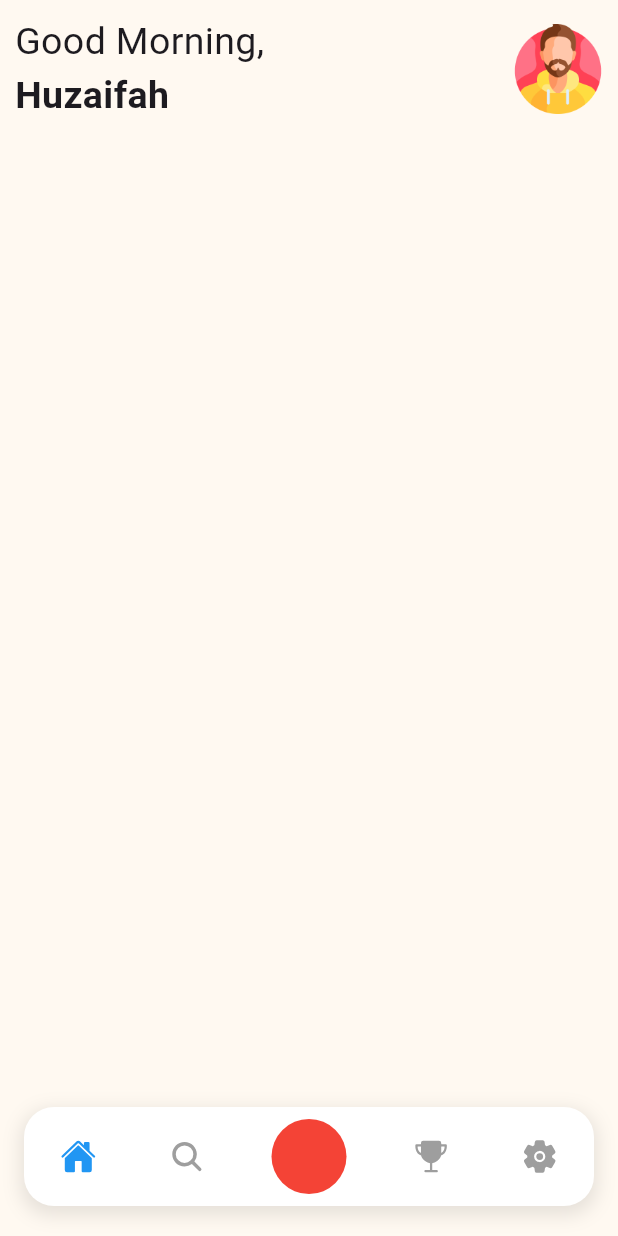
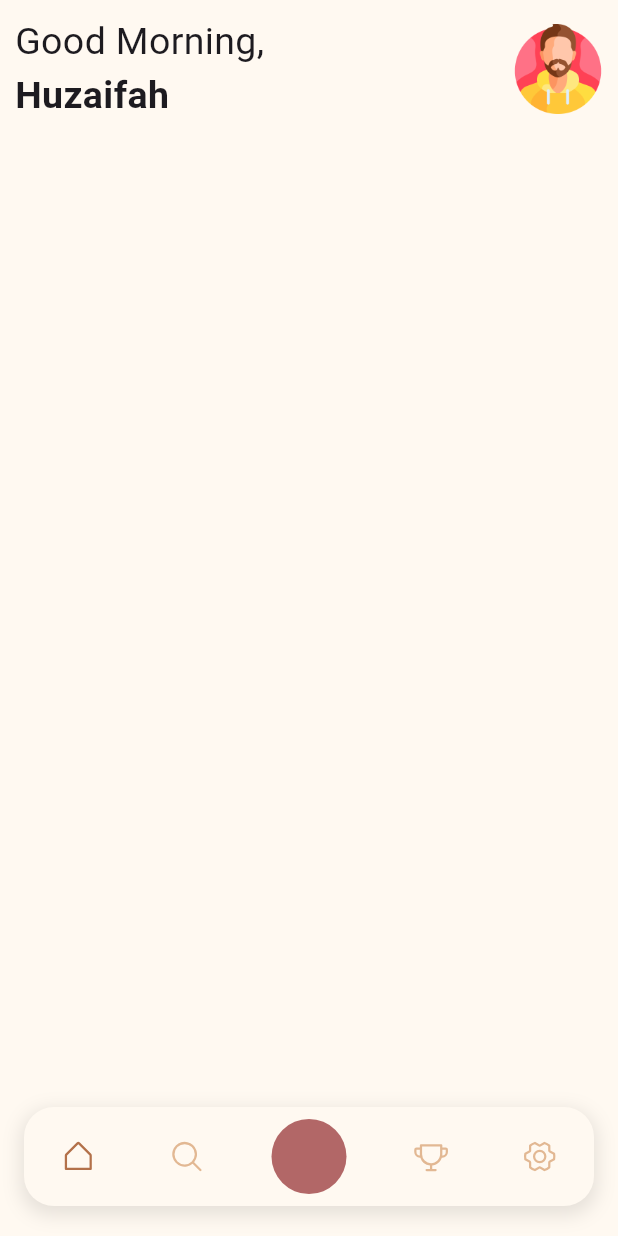
Before and after one commit to Huzy121/Dojo, a Flutter app: the screen it shows after launch, on a phone screen of 412 x 824 dp. Run offline on Flutter 3.47's test engine with Material 3 defaults, Android fonts, the phone set to English and light mode, and no system bars; our stand-ins replace audio_video_progress_bar, audioplayers, flutter_hooks, flutter_riverpod, google_fonts, hooks_riverpod and 2 more; missing offline and left inert: record.

Commit message:
UI changes and refactored project structure

```diff
--- a/lib/Screens/new_recording.dart
+++ b/lib/Screens/New Recording/new_recording.dart
@@ -1,9 +1,8 @@
 // ignore_for_file: prefer_const_constructors, prefer_const_literals_to_create_immutables
 
+import 'package:dojo/assets/riverpod.dart';
 import 'package:flutter/material.dart';
 import 'package:flutter_riverpod/flutter_riverpod.dart';
-import 'package:dojo/assets/riverpod.dart';
-import 'package:dojo/assets/files_notifier.dart';
 
 class NewRecording extends ConsumerWidget {
   @override
--- a/lib/Services/audio_player_service.dart
+++ b/lib/Services/audio_player_service.dart
@@ -1,8 +1,8 @@
+import 'dart:io' as io;
+
 import 'package:audioplayers/audioplayers.dart';
 import 'package:dojo/assets/riverpod.dart';
-import 'package:flutter/cupertino.dart';
 import 'package:flutter_riverpod/flutter_riverpod.dart';
-import 'dart:io' as io;
 import 'package:path_provider/path_provider.dart';
 
 class AudioPlayerService {
--- a/lib/Services/audio_recorder_service.dart
+++ b/lib/Services/audio_recorder_service.dart
@@ -5,7 +5,7 @@ import 'package:permission_handler/permission_handler.dart';
 import 'dart:io' as io;
 import 'package:flutter_riverpod/flutter_riverpod.dart';
 import 'package:dojo/assets/riverpod.dart';
-import 'package:dojo/assets/files_notifier.dart';
+import 'package:dojo/Screens/Home%20Page/files_notifier.dart';
 
 class AudioRecorderService {
   late bool isRecording = false;
--- a/lib/Widgets/custom_navigation_bar.dart
+++ b/lib/Widgets/custom_navigation_bar.dart
@@ -1,12 +1,10 @@
-import 'package:dojo/Screens/new_recording.dart';
+import 'package:dojo/Screens/New%20Recording/new_recording.dart';
 import 'package:dojo/Services/audio_player_service.dart';
 import 'package:dojo/assets/riverpod.dart';
-import 'package:flutter/cupertino.dart';
 import 'package:flutter/material.dart';
-import 'package:icons_plus/icons_plus.dart';
-import 'dart:io' as io;
 import 'package:flutter_hooks/flutter_hooks.dart';
 import 'package:hooks_riverpod/hooks_riverpod.dart';
+import 'package:phosphor_flutter/phosphor_flutter.dart';
 
 class CustomNavigationBar extends HookConsumerWidget {
   @override
@@ -30,7 +28,8 @@ class CustomNavigationBar extends HookConsumerWidget {
       ),
       child: Container(
         decoration: BoxDecoration(
-          color: Colors.white, // Set the background color of the navigation bar
+          color: Color(
+              0xFFFFF9F1), // Set the background color of the navigation bar
           borderRadius: BorderRadius.circular(20.0), // Rounded corners
           boxShadow: [
             BoxShadow(
@@ -48,14 +47,18 @@ class CustomNavigationBar extends HookConsumerWidget {
               mainAxisAlignment: MainAxisAlignment.spaceAround,
               children: [
                 IconButton(
-                  icon: Icon(IonIcons.home),
+                  icon: Icon(PhosphorIcons.houseSimple()),
                   onPressed: () => _onItemTapped(0),
-                  color: _selectedIndex.value == 0 ? Colors.blue : Colors.grey,
+                  color: _selectedIndex.value == 0
+                      ? Color(0xFFB3714A)
+                      : Color(0xFFE2B893),
                 ),
                 IconButton(
-                  icon: Icon(IonIcons.search),
+                  icon: Icon(PhosphorIcons.magnifyingGlass()),
                   onPressed: () => _onItemTapped(1),
-                  color: _selectedIndex.value == 1 ? Colors.blue : Colors.grey,
+                  color: _selectedIndex.value == 1
+                      ? Color(0xFFB3714A)
+                      : Color(0xFFE2B893),
                 ),
                 IconButton(
                   icon: Container(
@@ -63,7 +66,7 @@ class CustomNavigationBar extends HookConsumerWidget {
                     width: 50.0,
                     decoration: BoxDecoration(
                       shape: BoxShape.circle,
-                      color: Colors.red,
+                      color: Color(0xFFB26767),
                     ),
                   ),
                   onPressed: () async {
@@ -86,19 +89,25 @@ class CustomNavigationBar extends HookConsumerWidget {
                     }
                     _onItemTapped(2);
                   },
-                  color: _selectedIndex.value == 2 ? Colors.blue : Colors.red,
+                  color: _selectedIndex.value == 2
+                      ? Color(0xFFD95C5C)
+                      : Color(0xFFD95C5C),
                 ),
                 IconButton(
-                  icon: Icon(IonIcons.trophy),
+                  icon: Icon(PhosphorIcons.trophy()),
                   onPressed: () => _onItemTapped(3),
-                  color: _selectedIndex.value == 3 ? Colors.blue : Colors.grey,
+                  color: _selectedIndex.value == 3
+                      ? Color(0xFFB3714A)
+                      : Color(0xFFE2B893),
                 ),
                 IconButton(
-                  icon: Icon(IonIcons.settings),
+                  icon: Icon(PhosphorIcons.gearSix()),
                   onPressed: () {
                     _onItemTapped(4);
                   },
-                  color: _selectedIndex.value == 4 ? Colors.blue : Colors.grey,
+                  color: _selectedIndex.value == 4
+                      ? Color(0xFFB3714A)
+                      : Color(0xFFE2B893),
                 ),
               ],
             ),
--- a/lib/assets/riverpod.dart
+++ b/lib/assets/riverpod.dart
@@ -4,6 +4,10 @@ import 'dart:io';
 import 'package:dojo/Services/audio_player_service.dart';
 import 'package:dojo/Services/audio_recorder_service.dart';
 import 'package:flutter_riverpod/flutter_riverpod.dart';
+
+final volumeProvider = StateProvider<double>((ref) {
+  return 0.5;
+});
 
 final isPlayingProvider = StateProvider<bool>((ref) {
   return false;
--- a/lib/main.dart
+++ b/lib/main.dart
@@ -1,6 +1,6 @@
 import 'dart:io';
 
-import 'package:dojo/Screens/home_page.dart';
+import 'package:dojo/Screens/Home%20Page/home_page.dart';
 import 'package:dojo/assets/riverpod.dart';
 import 'package:flutter/material.dart';
 import 'package:flutter_riverpod/flutter_riverpod.dart';
--- a/pubspec.yaml
+++ b/pubspec.yaml
@@ -27,6 +27,8 @@ dependencies:
   flutter_hooks: ^0.20.5
   hooks_riverpod: ^2.5.2
   audio_video_progress_bar: ^2.0.3
+  phosphor_flutter: ^2.1.0
+  google_fonts: ^6.2.1
 
 
 dev_dependencies:
```
Also changed, not shown: lib/Screens/Audio Player/Widgets/audio_player_icon.dart (added, +21 -0 lines), lib/Screens/Audio Player/Widgets/stream_slider.dart (added, +52 -0 lines), lib/Screens/Audio Player/Widgets/volume_slider.dart (added, +50 -0 lines), lib/Screens/Audio Player/audio_player.dart (renamed from lib/Screens/audio_player.dart, +40 -33 lines), lib/Screens/Audio Player/audio_player_constants.dart (added, +12 -0 lines), lib/Screens/Home Page/home_page.dart (renamed from lib/Screens/home_page.dart, +3 -4 lines), lib/Screens/Home Page/files_notifier.dart (renamed from lib/assets/files_notifier.dart), lib/Screens/Home Page/home_page_constants.dart (renamed from lib/assets/constants.dart), pubspec.lock.
